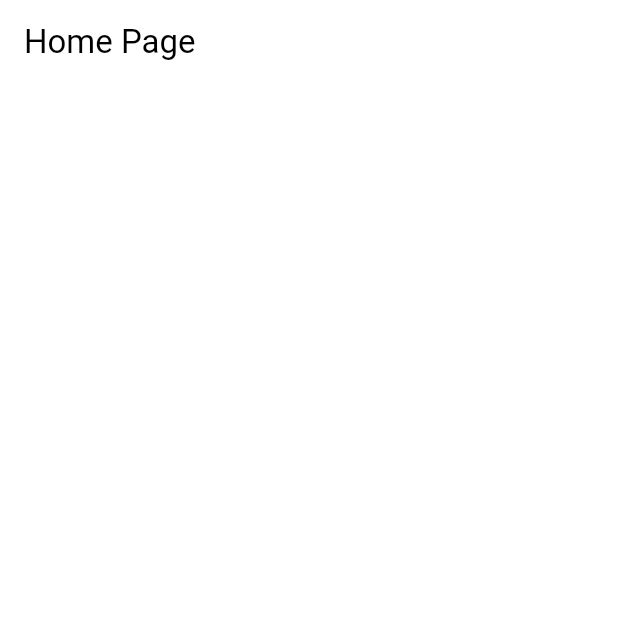
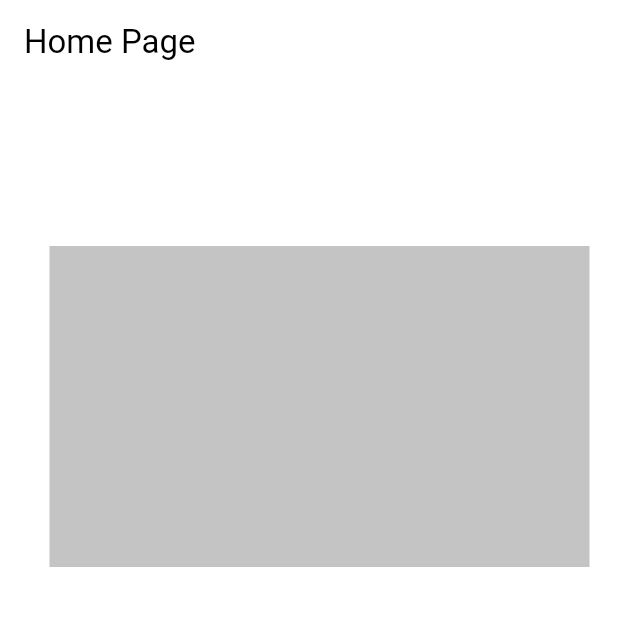
Before and after one commit to Qudah03/Test1, a Flutter app: the screen it shows after launch, on a phone screen of 412 x 824 dp, the top half of it. Run offline on Flutter 3.47's test engine with Material 3 defaults, Android fonts, the phone set to English and light mode, and no system bars; our stand-ins replace shared_preferences; missing offline and left inert: nowa_runtime.

Commit message:
added a box

```diff
--- a/lib/pages/home_page.dart
+++ b/lib/pages/home_page.dart
@@ -9,12 +9,28 @@ class HomePage extends StatelessWidget {
   @override
   Widget build(BuildContext context) {
     return Scaffold(
-      appBar: AppBar(title: const Text('Home Page')),
-      body: const SafeArea(
+      appBar: AppBar(
+        title: const Text(
+          'Home Page',
+        ),
+      ),
+      body: SafeArea(
         child: Stack(
           fit: StackFit.expand,
-          alignment: Alignment(0.0, 0.0),
-          children: [],
+          alignment: const Alignment(0.0, 0.0),
+          children: [
+            Positioned(
+              top: 108.0,
+              left: 33.0,
+              width: 360.0,
+              height: 214.0,
+              child: Container(
+                decoration: BoxDecoration(
+                    color: const Color(0xffc4c4c4),
+                    borderRadius: BorderRadius.circular(0.0)),
+              ),
+            )
+          ],
         ),
       ),
     );
```
Also changed, not shown: pubspec.yaml (+4 -15 lines), .nowa/settings.json, .nowa/thumbnail.png (added).
